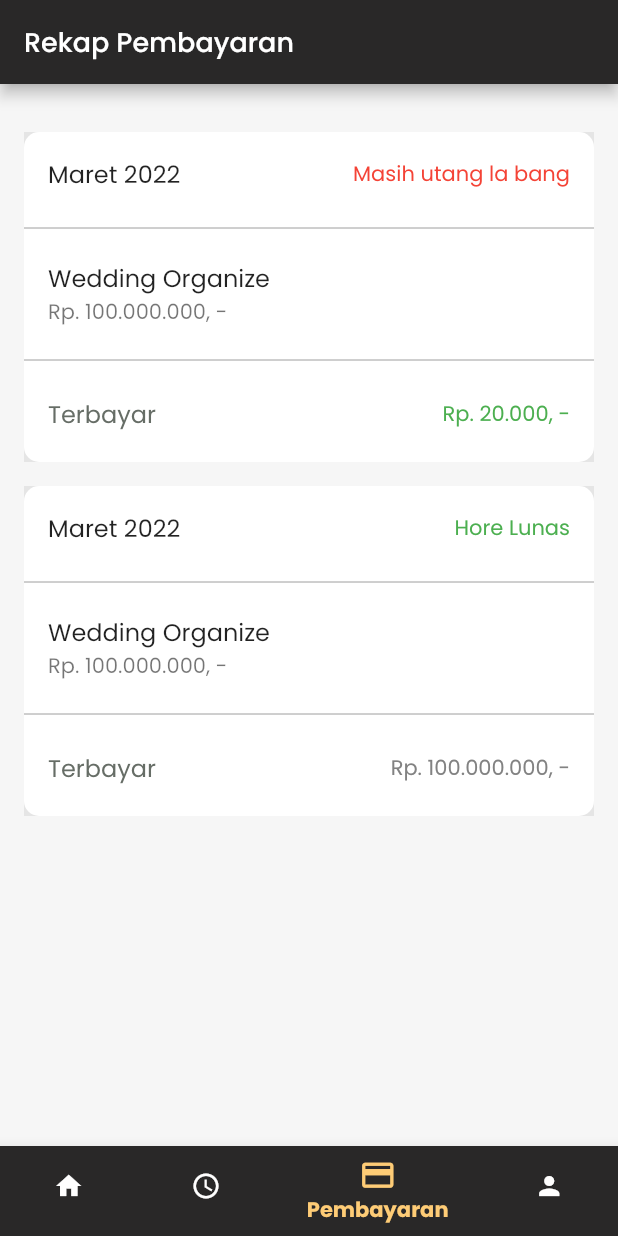
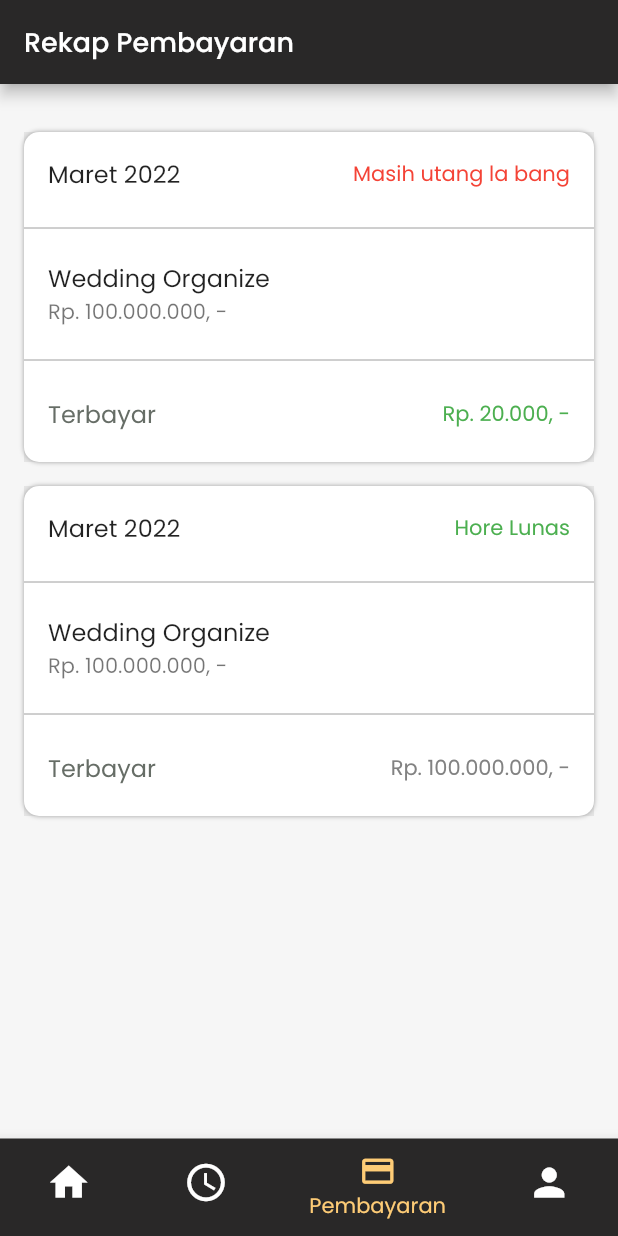
Before and after one commit to AinulM02/WORM, a Flutter app: the screen it shows after launch, item 3 of the bottom bar chosen, on a phone screen of 412 x 824 dp. Run offline on Flutter 3.47's test engine with Material 2 defaults, Android fonts, the phone set to English and light mode, and no system bars; missing offline and left inert: slide_digital_clock.

Commit message:
hapus comment

```diff
--- a/dart/lib/main.dart
+++ b/dart/lib/main.dart
@@ -11,17 +11,12 @@ class MyApp extends StatelessWidget {
   @override
   Widget build(BuildContext context) {
     return MaterialApp(
-      title: 'WOR ',
-      // ignore: unnecessary_new
+      title: 'WORM',
       theme: ThemeData(
           scaffoldBackgroundColor: const Color.fromRGBO(246, 246, 246, 1),
-          fontFamily: 'Poppins'),
+          fontFamily: 'Poppins',
+          ),
       home: const navbar(),
-      // initialRoute: '/',
-      // routes: {
-      //   '/': (context) => MyHomePage(),
-      //   '/jadwal': (context) => jadwalPage(),
-      // },
     );
   }
 }
--- a/dart/lib/page/payment.dart
+++ b/dart/lib/page/payment.dart
@@ -12,61 +12,7 @@ class payment extends StatefulWidget {
 class _payment extends State<payment> {
   @override
   Widget build(BuildContext context) {
-    // final args = ModalRoute.of(context)!.settings.arguments as int;
     return Scaffold(
-      // appBar: AppBar(
-      //   title: const Text("Rekap Pembayaran"),
-      // ),
-      // body: Column(children: [
-      //   Padding(padding: const EdgeInsets.all(16.0)),
-      //   Container(
-      //     margin: EdgeInsets.only(right: 16, left: 16, bottom: 16),
-      //     height: 150,
-      //     width: 400,
-      //     color: Color.fromRGBO(246, 246, 246, 1),
-      //     child: ListView(
-      //       children: const [
-      //         ListTile(
-      //           title: Text("Maret 2022"),
-      //         ),
-      //         ListTile(
-      //           title: Text("Progres 3"),
-      //           subtitle: Text(
-      //             "Progres sudah selesai",
-      //             maxLines: 2,
-      //             overflow: TextOverflow.ellipsis,
-      //           ),
-      //         ),
-      //         Divider(
-      //           color: Colors.black,
-      //         ),
-      //       ],
-      //     ),
-      //   ),
-      //   Container(
-      //     margin: EdgeInsets.only(right: 16, left: 16, bottom: 16),
-      //     height: 150,
-      //     width: 400,
-      //     color: Color.fromRGBO(246, 246, 246, 1),
-      //     child: ListView(
-      //       children: const [
-      //         ListTile(
-      //           title: Text("Progres 3"),
-      //           subtitle: Text(
-      //             "Progres sudah selesai",
-      //             maxLines: 2,
-      //             overflow: TextOverflow.ellipsis,
-      //           ),
-      //           trailing: Text("10.00 PM"),
-      //         ),
-      //         Divider(
-      //           color: Colors.black,
-      //         ),
-      //       ],
-      //     ),
-      //   ),
-      // ]),
-      // // bottomNavigationBar: const navbar(),
       appBar: AppBar(
         title: const Text(
           "Rekap Pembayaran",
@@ -86,8 +32,15 @@ class _payment extends State<payment> {
           color: const Color(0xFFe5e5e5),
           child: Container(
             decoration: BoxDecoration(
+              color: Colors.white,
               borderRadius: BorderRadius.circular(10),
-              color: Colors.white,
+              boxShadow: [
+                const BoxShadow(
+                  color: Colors.grey,
+                  blurRadius: 2,
+                  offset: Offset(0, 0), // Shadow position
+                ),
+              ],
             ),
             child: ListView(
               children: const [
@@ -126,6 +79,7 @@ class _payment extends State<payment> {
             ),
           ),
         ),
+
         Container(
           margin: const EdgeInsets.only(right: 16, left: 16, bottom: 16),
           height: 220,
@@ -133,8 +87,15 @@ class _payment extends State<payment> {
           color: const Color(0xFFe5e5e5),
           child: Container(
             decoration: BoxDecoration(
+              color: Colors.white,
               borderRadius: BorderRadius.circular(10),
-              color: Colors.white,
+              boxShadow: [
+                const BoxShadow(
+                  color: Colors.grey,
+                  blurRadius: 2,
+                  offset: Offset(0, 0), // Shadow position
+                ),
+              ],
             ),
             child: ListView(
               children: const [
--- a/dart/lib/widgets/navbar.dart
+++ b/dart/lib/widgets/navbar.dart
@@ -22,19 +22,18 @@ class _navbarState extends State<navbar> {
     const payment(),
     const profile(),
   ];
+
   @override
   Widget build(BuildContext context) {
     return Scaffold(
       body: screens[currentIndex],
       bottomNavigationBar: BottomNavigationBar(
         type: BottomNavigationBarType.shifting,
-        iconSize: 20,
+        iconSize: 30,
         selectedIconTheme: const IconThemeData(color: Color.fromRGBO(254, 204, 118, 1),size:25),
-        selectedLabelStyle: const TextStyle(fontWeight: FontWeight.bold),
+        selectedLabelStyle: const TextStyle(fontWeight: FontWeight.normal),
         selectedItemColor: const Color.fromRGBO(254, 204, 118, 1),
-        // selectedFontSize: 15,
         currentIndex: currentIndex,
-        // showUnselectedLabels: false,
         onTap: (index) => setState(() => currentIndex = index),
         items: const [
           BottomNavigationBarItem(
```
Also changed, not shown: dart/lib/page/jadwalPage.dart (+4 -62 lines), dart/lib/page/myHomePage.dart (+24 -72 lines), dart/lib/page/profile.dart (+8 -17 lines).
